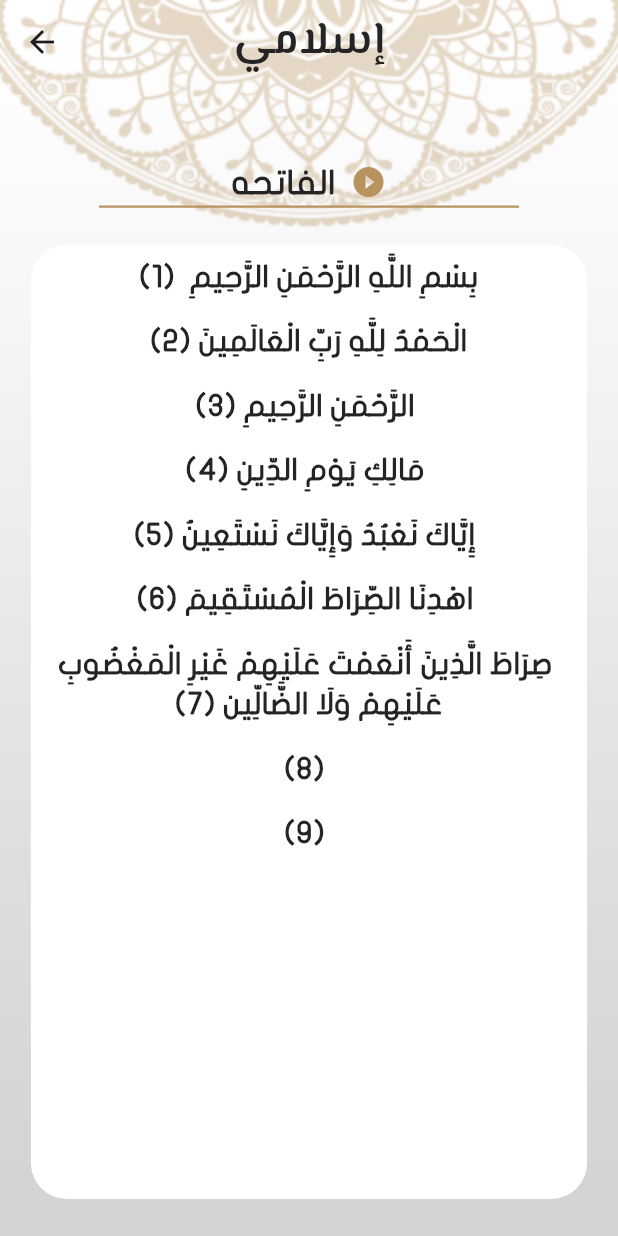
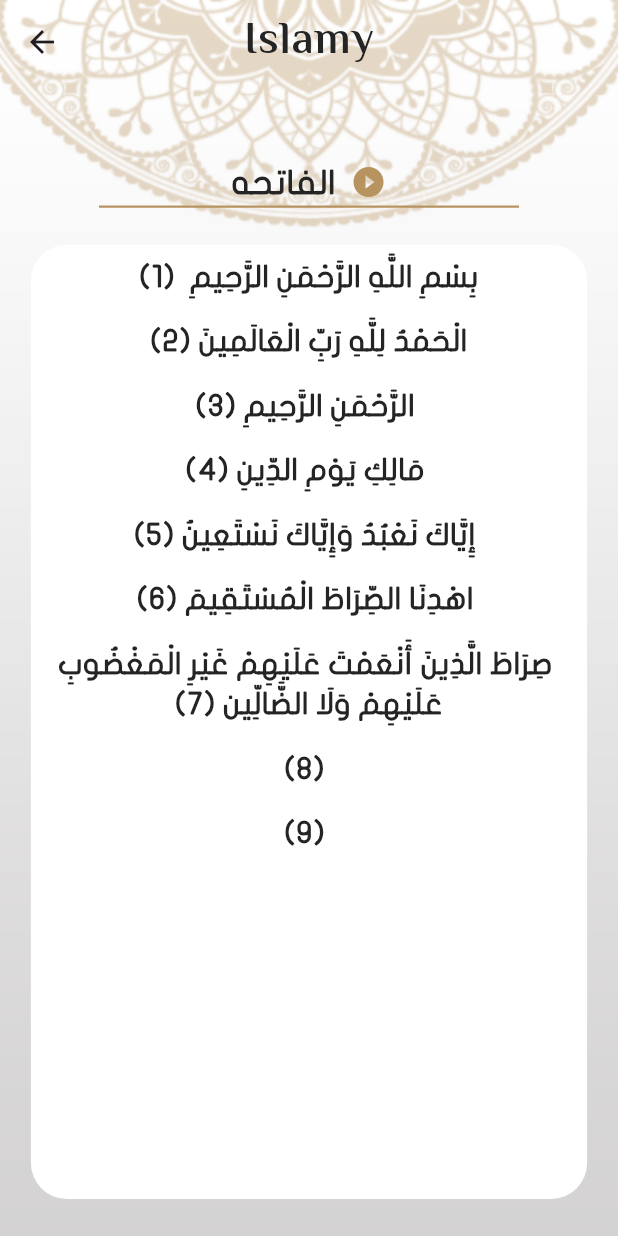
Before and after one commit to MayadaMansour/Islamy_Project, a Flutter app: the screen it shows after launch, after a tap on "الفاتحه", on a phone screen of 412 x 824 dp. Run offline on Flutter 3.47's test engine with Material 3 defaults, Android fonts, the phone set to English and light mode, and no system bars; generated files the repository leaves out were written again.

Commit message:
DarkMode.

```diff
--- a/lib/core/provider/app_config_provider.dart
+++ b/lib/core/provider/app_config_provider.dart
@@ -19,4 +19,8 @@ class AppConfigProvider extends ChangeNotifier {
     themeMode = newMode;
     notifyListeners();
   }
+
+  bool isDark() {
+    return themeMode == ThemeMode.dark;
+  }
 }
--- a/lib/ui/home/hadeth_page/item_hadeth_text.dart
+++ b/lib/ui/home/hadeth_page/item_hadeth_text.dart
@@ -20,7 +20,7 @@ class HadethTextName extends StatelessWidget {
       child: Text(
         data.title,
         textAlign: TextAlign.center,
-        style: Theme.of(context).textTheme.bodyMedium,
+        style: Theme.of(context).textTheme.bodySmall,
       ),
     );
   }
--- a/lib/ui/home/home_screen.dart
+++ b/lib/ui/home/home_screen.dart
@@ -35,7 +35,14 @@ class _HomeScreenState extends State<HomeScreen> {
 
     return Stack(
       children: [
-        Image.asset(
+        provider.isDark()
+            ? Image.asset(
+                "assets/images/dark_bg.png",
+                width: double.infinity,
+                height: double.infinity,
+                fit: BoxFit.fill,
+              )
+            : Image.asset(
                 "assets/images/default_bg.png",
                 width: double.infinity,
                 height: double.infinity,
@@ -50,7 +57,10 @@ class _HomeScreenState extends State<HomeScreen> {
             ),
           ),
           bottomNavigationBar: Theme(
-            data: Theme.of(context)
+            data: provider.isDark()
+                ? Theme.of(context)
+                    .copyWith(canvasColor: ColorResources.primaryDarkColor)
+                : Theme.of(context)
                     .copyWith(canvasColor: ColorResources.primaryLightColor),
             child: BottomNavigationBar(
               currentIndex: selectedIndex,
--- a/lib/ui/home/quran_page/item_sura_details.dart
+++ b/lib/ui/home/quran_page/item_sura_details.dart
@@ -1,4 +1,8 @@
 import 'package:flutter/material.dart';
+import 'package:provider/provider.dart';
+
+import '../../../core/provider/app_config_provider.dart';
+import '../../../utils/color_resource/color_resources.dart';
 
 class SuraTextDetails extends StatelessWidget {
   SuraTextDetails({super.key, required this.contant, required this.index});
@@ -8,12 +12,19 @@ class SuraTextDetails extends StatelessWidget {
 
   @override
   Widget build(BuildContext context) {
+    var provider = Provider.of<AppConfigProvider>(context);
+
     return Directionality(
       textDirection: TextDirection.rtl,
       child: Text(
         "$contant (${index + 1})",
         textAlign: TextAlign.center,
-        style: Theme.of(context).textTheme.bodySmall,
+        style: provider.isDark()
+            ? Theme.of(context)
+                .textTheme
+                .bodySmall
+                ?.copyWith(color: ColorResources.yellowText)
+            : Theme.of(context).textTheme.bodySmall,
       ),
     );
   }
--- a/lib/ui/home/quran_page/quran.dart
+++ b/lib/ui/home/quran_page/quran.dart
@@ -1,7 +1,9 @@
 import 'package:flutter/material.dart';
 import 'package:flutter_gen/gen_l10n/app_localizations.dart';
 import 'package:islamy/utils/color_resource/color_resources.dart';
+import 'package:provider/provider.dart';
 
+import '../../../core/provider/app_config_provider.dart';
 import 'item_sura_text.dart';
 
 class QuranScreen extends StatelessWidget {
@@ -242,6 +244,8 @@ class QuranScreen extends StatelessWidget {
 
   @override
   Widget build(BuildContext context) {
+    var provider = Provider.of<AppConfigProvider>(context);
+
     return Column(
       children: [
         Expanded(
@@ -253,7 +257,9 @@ class QuranScreen extends StatelessWidget {
           height: 10,
         ),
         Divider(
-          color: ColorResources.primaryLightColor,
+          color: provider.isDark()
+              ? ColorResources.yellowText
+              : ColorResources.primaryLightColor,
           thickness: 3,
         ),
         Row(
@@ -270,7 +276,9 @@ class QuranScreen extends StatelessWidget {
           ],
         ),
         Divider(
-          color: ColorResources.primaryLightColor,
+          color: provider.isDark()
+              ? ColorResources.yellowText
+              : ColorResources.primaryLightColor,
           thickness: 3,
         ),
         Expanded(
--- a/lib/ui/home/quran_page/sura_details_screen.dart
+++ b/lib/ui/home/quran_page/sura_details_screen.dart
@@ -1,8 +1,11 @@
 import 'package:flutter/material.dart';
 import 'package:flutter/services.dart';
+import 'package:flutter_gen/gen_l10n/app_localizations.dart';
 import 'package:islamy/ui/home/quran_page/sura_model.dart';
 import 'package:islamy/utils/color_resource/color_resources.dart';
+import 'package:provider/provider.dart';
 
+import '../../../core/provider/app_config_provider.dart';
 import 'item_sura_details.dart';
 
 class SuraDetailsScreen extends StatefulWidget {
@@ -20,21 +23,30 @@ class _SuraDetailsScreenState extends State<SuraDetailsScreen> {
   @override
   Widget build(BuildContext context) {
     var args = ModalRoute.of(context)?.settings.arguments as SuraData;
+    var provider = Provider.of<AppConfigProvider>(context);
+
     if (verses.isEmpty) {
       loadFile(args.index);
     }
     return Stack(children: [
-      Image.asset(
-        "assets/images/default_bg.png",
-        width: double.infinity,
-        height: double.infinity,
-        fit: BoxFit.fill,
-      ),
+      provider.isDark()
+          ? Image.asset(
+              "assets/images/dark_bg.png",
+              width: double.infinity,
+              height: double.infinity,
+              fit: BoxFit.fill,
+            )
+          : Image.asset(
+              "assets/images/default_bg.png",
+              width: double.infinity,
+              height: double.infinity,
+              fit: BoxFit.fill,
+            ),
       Scaffold(
         appBar: AppBar(
           centerTitle: true,
           title: Text(
-            "إسلامي",
+            AppLocalizations.of(context)!.appTitle,
             style: Theme.of(context).textTheme.bodyLarge,
           ),
         ),
@@ -54,13 +66,17 @@ class _SuraDetailsScreenState extends State<SuraDetailsScreen> {
                   ),
                   Icon(
                     Icons.play_circle_fill,
-                    color: ColorResources.primaryLightColor,
+                    color: provider.isDark()
+                        ? ColorResources.yellowText
+                        : ColorResources.primaryLightColor,
                   )
                 ],
               ),
             ),
             Container(
-              color: ColorResources.primaryLightColor,
+              color: provider.isDark()
+                  ? ColorResources.yellowText
+                  : ColorResources.primaryLightColor,
               width: 280,
               height: 1.5,
             ),
@@ -76,7 +92,9 @@ class _SuraDetailsScreenState extends State<SuraDetailsScreen> {
                           horizontal: MediaQuery.of(context).size.width * 0.05,
                           vertical: MediaQuery.of(context).size.height * 0.03),
                       decoration: BoxDecoration(
-                          color: ColorResources.white,
+                          color: provider.isDark()
+                              ? ColorResources.primaryDarkColor
+                              : ColorResources.white,
                           borderRadius: BorderRadius.circular(24)),
                       child: ListView.builder(
                         itemBuilder: (context, index) {
--- a/lib/ui/home/setting/setting_screen.dart
+++ b/lib/ui/home/setting/setting_screen.dart
@@ -80,7 +80,9 @@ class _SettingScreenState extends State<SettingScreen> {
                 mainAxisAlignment: MainAxisAlignment.spaceBetween,
                 children: [
                   Text(
-                    AppLocalizations.of(context)!.lightMode,
+                    provider.isDark()
+                        ? AppLocalizations.of(context)!.darkMode
+                        : AppLocalizations.of(context)!.lightMode,
                     style: Theme.of(context).textTheme.bodySmall,
                   ),
                   const Icon(
--- a/lib/utils/theme/theme.dart
+++ b/lib/utils/theme/theme.dart
@@ -2,19 +2,16 @@ import 'package:flutter/material.dart';
 
 import '../color_resource/color_resources.dart';
 
-class MyThemeData{
+class MyThemeData {
   static final ThemeData lightMode = ThemeData(
     primaryColor: ColorResources.primaryLightColor,
     scaffoldBackgroundColor: Colors.transparent,
-    // canvasColor: ColorResources.primaryLightColor,
     appBarTheme: const AppBarTheme(
       backgroundColor: Colors.transparent,
       elevation: 0,
     ),
     bottomNavigationBarTheme: BottomNavigationBarThemeData(
       selectedItemColor: ColorResources.blackText,
-      // backgroundColor: ColorResources.primaryLightColor ,
-
       selectedLabelStyle: TextStyle(
           color: ColorResources.blackText,
           fontWeight: FontWeight.normal,
@@ -45,15 +42,14 @@ class MyThemeData{
   static final ThemeData darkMode = ThemeData(
     primaryColor: ColorResources.primaryDarkColor,
     scaffoldBackgroundColor: Colors.transparent,
-    // canvasColor: ColorResources.primaryDarkColor,
-
-    appBarTheme: const AppBarTheme(
-      backgroundColor: Colors.transparent,
-      elevation: 0,
-    ),
+    bottomSheetTheme:
+        BottomSheetThemeData(backgroundColor: ColorResources.primaryDarkColor),
+    appBarTheme: AppBarTheme(
+        backgroundColor: Colors.transparent,
+        elevation: 0,
+        iconTheme: IconThemeData(color: ColorResources.white)),
     bottomNavigationBarTheme: BottomNavigationBarThemeData(
       selectedItemColor: ColorResources.yellowText,
-      // backgroundColor: ColorResources.primaryDarkColor ,
       unselectedItemColor: ColorResources.white,
       selectedLabelStyle: TextStyle(
           color: ColorResources.yellowText,
--- a/pubspec.yaml
+++ b/pubspec.yaml
@@ -47,3 +47,5 @@ flutter:
     - family: KOUFIBD
       fonts:
         - asset: assets/fonts/KOUFIBD.TTF
+flutter_intl:
+  enabled: true
```
Also changed, not shown: lib/ui/home/hadeth_page/hadeth.dart (+13 -3 lines), lib/ui/home/hadeth_page/hadeth_details_screen.dart (+22 -8 lines), lib/ui/home/hadeth_page/item_hadeth_details.dart (+12 -1 lines), lib/ui/home/setting/language_buttom_sheet.dart (+11 -4 lines), lib/ui/home/setting/mode_buttom_sheet.dart (+9 -4 lines), pubspec.lock. Lines whose indentation alone changed are shown as unchanged.
